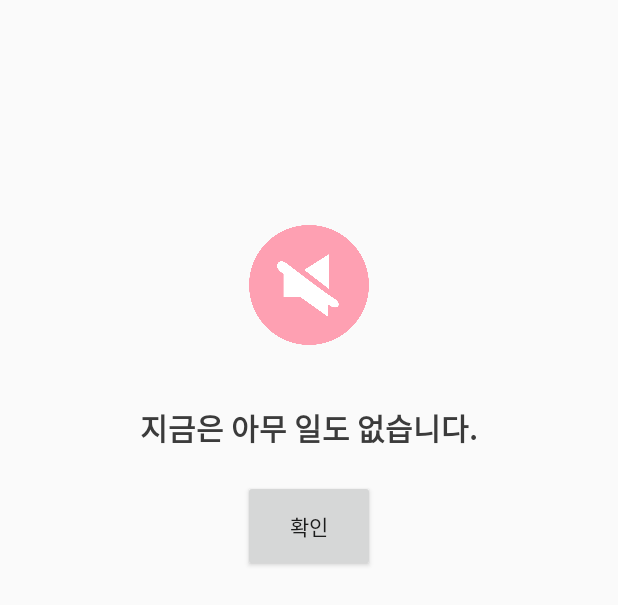
After one commit to ddyeon/Swu_Home, an Android app: the layout activity_alert_nothing.xml on its own in the app's theme, with its tools: preview values and no code run, on a phone screen of 412 x 824 dp. The commit adds this screen. Shown: the top 605 px of the screen. Run offline under Robolectric (Android 15) with nearby library versions, the phone set to English and light mode, and no system bars.

Commit message:
아무일x

```diff
--- a/app/build.gradle
+++ b/app/build.gradle
@@ -30,4 +30,5 @@ dependencies {
     implementation 'com.android.support:recyclerview-v7:28.0.0'
 
     implementation 'com.google.code.gson:gson:2.8.5'
+    implementation 'androidx.annotation:annotation:1.1.0'
 }
--- a/app/src/main/java/com/example/swu_home/activity/MainActivity.java
+++ b/app/src/main/java/com/example/swu_home/activity/MainActivity.java
@@ -1,35 +1,26 @@
 package com.example.swu_home.activity;
 
 import android.os.Bundle;
-import android.support.annotation.NonNull;
-import android.support.design.widget.BottomNavigationView;
-import android.support.v4.app.Fragment;
-import android.support.v4.view.ViewPager;
 import android.util.Log;
-import android.view.LayoutInflater;
 import android.view.MenuItem;
-        import android.view.View;
-        import android.widget.LinearLayout;
-        import android.widget.TextView;
-        import android.widget.Toast;
+import android.widget.Toast;
 
-        import com.example.swu_home.R;
-        import com.example.swu_home.fragment.FragmentAlarm;
-        import com.example.swu_home.fragment.FragmentSetting;
-        import com.example.swu_home.fragment.FragmentSit;
+import androidx.annotation.NonNull;
+import androidx.appcompat.app.AppCompatActivity;
+import androidx.viewpager.widget.ViewPager;
 
+import com.example.swu_home.R;
+import com.example.swu_home.fragment.FragmentAlarm;
+import com.example.swu_home.fragment.FragmentSetting;
+import com.example.swu_home.fragment.FragmentSit;
+import com.google.android.material.bottomnavigation.BottomNavigationView;
+
+import java.util.concurrent.TimeUnit;
 
 /*import com.roughike.bottombar.BottomBar;
 import com.roughike.bottombar.OnTabSelectListener;*/
 
-
-        import java.util.concurrent.TimeUnit;
-
-        import androidx.annotation.NonNull;
-        import androidx.fragment.app.FragmentActivity;
-        import androidx.viewpager.widget.ViewPager;
-
-public class MainActivity extends App {
+public class MainActivity extends AppCompatActivity {
 
     BottomNavigationView bottomNavigationView;
     private ViewPager menuViewPager;
--- a/app/src/main/java/com/example/swu_home/fragment/FragmentAlarm.java
+++ b/app/src/main/java/com/example/swu_home/fragment/FragmentAlarm.java
@@ -3,10 +3,12 @@ package com.example.swu_home.fragment;
 import android.os.Bundle;
 
 
-import android.support.v4.app.Fragment;
+//import android.support.v4.app.Fragment;
 import android.view.LayoutInflater;
 import android.view.View;
 import android.view.ViewGroup;
+
+import androidx.fragment.app.Fragment;
 
 import com.example.swu_home.R;
 
@@ -24,7 +26,7 @@ public class FragmentAlarm extends Fragment {
         setContentView(R.layout.activity_main);*/
 
         //Inflate the layout for this fragment
-        return inflater.inflate(R.layout.activity_alarm, container, false);
+        return inflater.inflate(R.layout.activity_alert_nothing, container, false);
     }
 
 }
--- a/app/src/main/java/com/example/swu_home/fragment/FragmentSetting.java
+++ b/app/src/main/java/com/example/swu_home/fragment/FragmentSetting.java
@@ -4,10 +4,12 @@ import android.os.Bundle;
 
 //import androidx.fragment.app.Fragment;
 
-import android.support.v4.app.Fragment;
+//import android.support.v4.app.Fragment;
 import android.view.LayoutInflater;
 import android.view.View;
 import android.view.ViewGroup;
+
+import androidx.fragment.app.Fragment;
 
 import com.example.swu_home.R;
 
@@ -25,6 +27,6 @@ public class FragmentSetting extends Fragment {
         setContentView(R.layout.activity_main);*/
 
         //Inflate the layout for this fragment
-        return inflater.inflate(R.layout.activity_setting, container, false);
+        return inflater.inflate(R.layout.activity_contact, container, false);
     }
 }
--- /dev/null
+++ b/app/src/main/res/drawable-v24/mute_icon.xml
@@ -0,0 +1,13 @@
+<?xml version="1.0" encoding="utf-8"?>
+<layer-list xmlns:android="http://schemas.android.com/apk/res/android"
+    android:layout_height="wrap_content"
+    android:layout_width="wrap_content">
+
+    <item
+        android:drawable="@drawable/mute"
+        android:width="80dp"
+        android:height="80dp"
+        android:left="11dp"
+        android:right="10dp"></item>
+
+</layer-list>
--- /dev/null
+++ b/app/src/main/res/layout/activity_alert_nothing.xml
@@ -0,0 +1,49 @@
+<?xml version="1.0" encoding="utf-8"?>
+<android.widget.LinearLayout xmlns:android="http://schemas.android.com/apk/res/android"
+    xmlns:app="http://schemas.android.com/apk/res-auto"
+    xmlns:tools="http://schemas.android.com/tools"
+    android:layout_width="match_parent"
+    android:layout_height="match_parent"
+    android:orientation="vertical"
+    tools:context=".activity.MainActivity">
+
+
+    <ImageView
+        android:id="@+id/imageView2"
+        android:layout_width="wrap_content"
+        android:layout_height="wrap_content"
+        android:layout_gravity="center"
+
+        android:layout_marginTop="150dp"
+        tools:src="@drawable/mute_icon" />
+
+    <TextView
+        android:layout_width="wrap_content"
+        android:layout_height="wrap_content"
+        android:layout_gravity="center"
+        android:layout_marginTop="40dp"
+        android:text="지금은 아무 일도 없습니다."
+        android:textColor="#3b3b3b"
+
+
+        android:textStyle="bold"
+        android:textSize="20dp"
+        app:layout_constraintBottom_toBottomOf="parent"
+        app:layout_constraintLeft_toLeftOf="parent"
+        app:layout_constraintRight_toRightOf="parent"
+        app:layout_constraintTop_toTopOf="parent"></TextView>
+
+    <Button
+        android:id="@+id/okbtn"
+        android:padding="20dp"
+        android:layout_width="wrap_content"
+        android:layout_height="wrap_content"
+        android:layout_gravity="center"
+        android:layout_marginTop="20dp"
+        android:text="확인"
+        />
+
+
+
+
+</android.widget.LinearLayout>
```
Also changed, not shown: app/src/main/java/com/example/swu_home/fragment/FragmentSit.java (+4 -5 lines), app/src/main/res/drawable-v24/mute.png (added).
